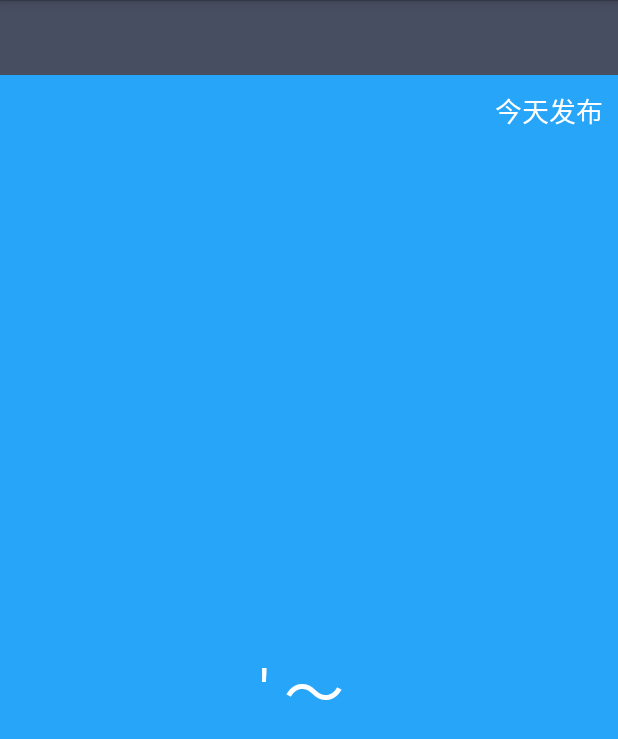
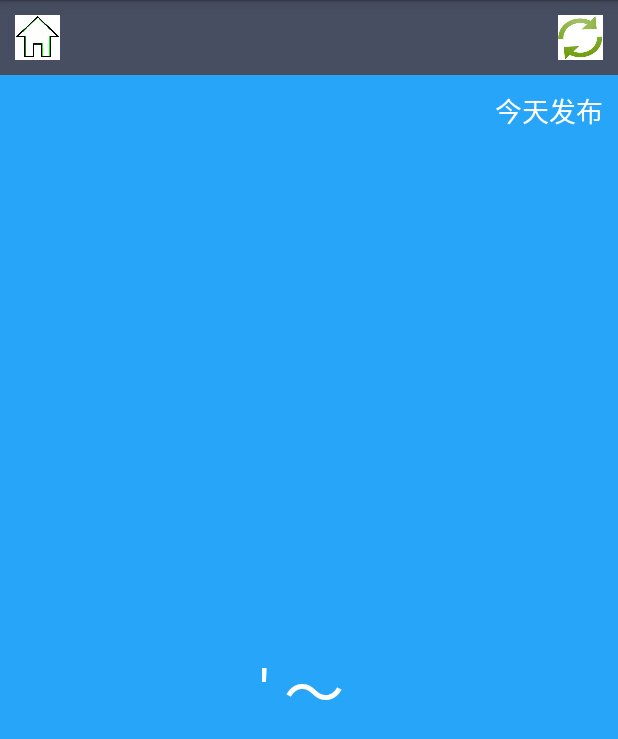
Before and after one commit to dengjiaj/coolweather, an Android app: the WeatherActivity screen opened directly, with no data from a screen before it, on a phone screen of 412 x 824 dp. Shown: the top 739 px of the screen. Run offline under Robolectric (Android 15) with nearby library versions, the phone set to English and light mode, and no system bars.

Commit message:
新增切换城市和手动更新天气的功能

```diff
--- a/app/src/main/java/main/coolweather/activity/WeatherActivity.java
+++ b/app/src/main/java/main/coolweather/activity/WeatherActivity.java
@@ -1,12 +1,14 @@
 package main.coolweather.activity;
 
 import android.app.Activity;
+import android.content.Intent;
 import android.content.SharedPreferences;
 import android.os.Bundle;
 import android.preference.PreferenceManager;
 import android.text.TextUtils;
 import android.view.View;
 import android.view.Window;
+import android.widget.Button;
 import android.widget.LinearLayout;
 import android.widget.TextView;
 import main.coolweather.R;
@@ -43,7 +45,14 @@ public class WeatherActivity extends Activity{
      * 用于显示当前日期
      */
     private TextView currentDataText;
-
+    /**
+     * 更新天气按钮
+     */
+    private Button refreshWeather;
+    /**
+     * 切换城市按钮
+     */
+    private Button swichCity;
     @Override
     protected void onCreate(Bundle savedInstanceState) {
         super.onCreate(savedInstanceState);
@@ -68,6 +77,28 @@ public class WeatherActivity extends Activity{
             //如果没有县级代号就显示本地天气
             showWeather();
         }
+        swichCity = (Button)findViewById(R.id.switch_city);
+        swichCity.setOnClickListener(new View.OnClickListener() {
+            @Override
+            public void onClick(View v) {
+                Intent intent = new Intent(WeatherActivity.this,ChooseAreaActivity.class);
+                intent.putExtra("from_weather_activity",true);
+                startActivity(intent);
+                finish();
+            }
+        });
+        refreshWeather = (Button)findViewById(R.id.refresh_weather);
+        refreshWeather.setOnClickListener(new View.OnClickListener() {
+            @Override
+            public void onClick(View v) {
+                publishText.setText("同步中...");
+                SharedPreferences preferences = PreferenceManager.getDefaultSharedPreferences(WeatherActivity.this);
+                String weatherCode = preferences.getString("weather_code","");
+                if(!TextUtils.isEmpty(weatherCode)){
+                    queryWeatherInfo(weatherCode);
+                }
+            }
+        });
     }
 
     /**
--- a/app/src/main/res/layout/weather_layout.xml
+++ b/app/src/main/res/layout/weather_layout.xml
@@ -13,6 +13,21 @@
                   android:layout_centerInParent="true"
                   android:textColor="#fff"
                   android:textSize="24sp"
+        />
+        <Button android:layout_width="30dp"
+                android:layout_height="30dp"
+                android:id="@+id/switch_city"
+                android:layout_centerVertical="true"
+                android:layout_marginLeft="10dp"
+                android:background="@drawable/home"
+        />
+        <Button android:layout_width="30dp"
+                android:layout_height="30dp"
+                android:id="@+id/refresh_weather"
+                android:layout_alignParentRight="true"
+                android:layout_centerVertical="true"
+                android:layout_marginRight="10dp"
+                android:background="@drawable/refresh"
         />
     </RelativeLayout>
     <RelativeLayout android:layout_width="match_parent"
```
Also changed, not shown: app/src/main/java/main/coolweather/activity/ChooseAreaActivity.java (+14 -3 lines), app/src/main/res/drawable/home.jpg (added), app/src/main/res/drawable/refresh.jpg (added).
